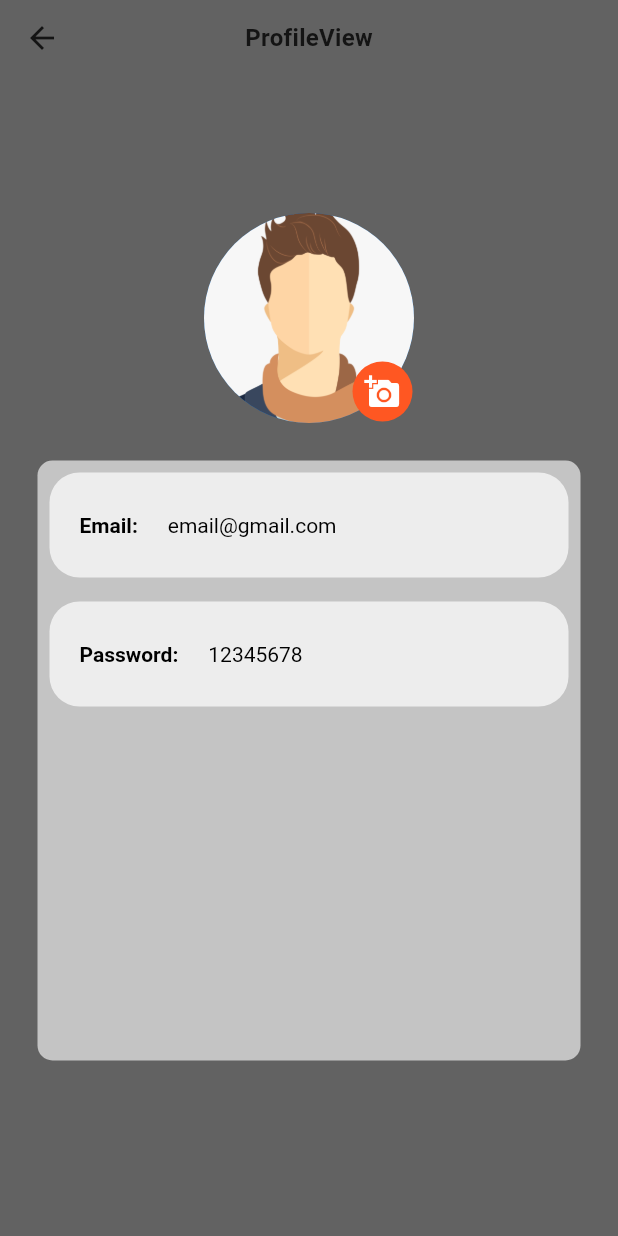
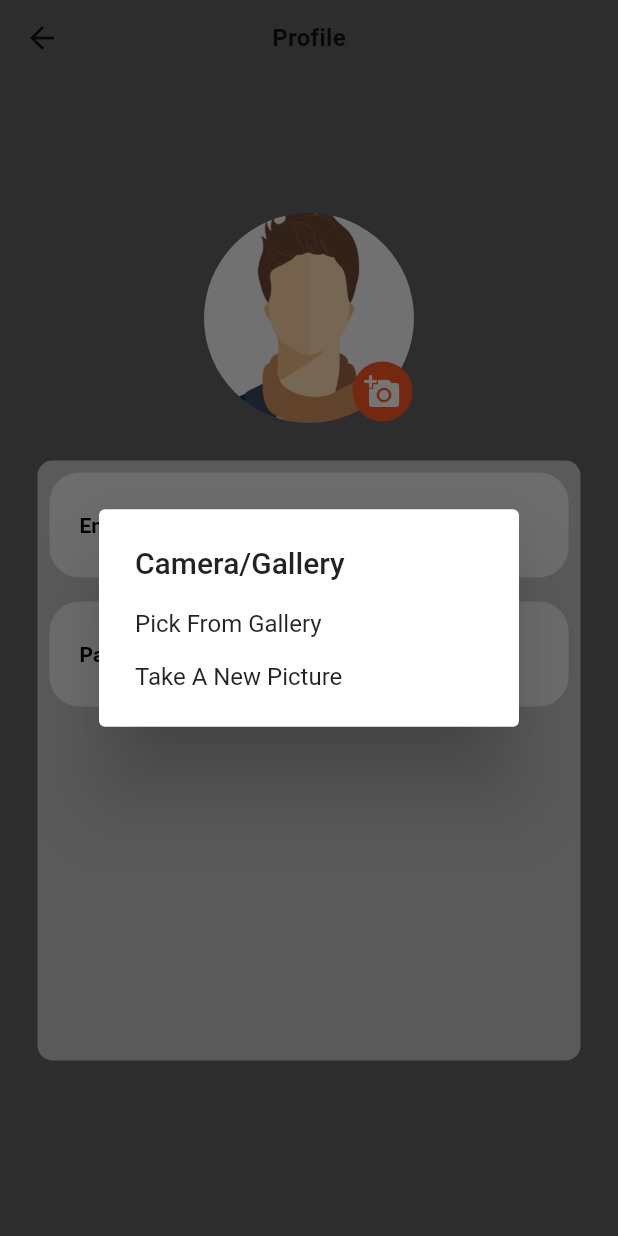
Before and after one commit to fiyakateam/fiyaka-mobile, a Flutter app: the ProfileView screen opened by its route, after a tap on the "add a photo" icon, on a phone screen of 412 x 824 dp. Run offline on Flutter 3.47's test engine with Material 2 defaults, Android fonts, the phone set to English and light mode, and no system bars; our stand-ins replace device_info, dio, get_it, image_picker, shared_preferences, stacked and 1 more; accounts and stored records are empty; Roboto replaces fonts that are missing (OpenSans, SFProDisplay); statements that could not run were skipped.

Commit message:
add Image picker to profile page

```diff
--- a/lib/auth/view/profile/profile_view.dart
+++ b/lib/auth/view/profile/profile_view.dart
@@ -9,7 +9,7 @@ class ProfileView extends ViewModelBuilderWidget<ProfileViewModel> {
   ProfileViewModel viewModelBuilder(BuildContext context) => ProfileViewModel();
 
   @override
-  bool get reactive => false;
+  bool get reactive => true;
 
   @override
   void onViewModelReady(ProfileViewModel model) {}
@@ -58,7 +58,7 @@ class ProfileView extends ViewModelBuilderWidget<ProfileViewModel> {
 
     return Scaffold(
       appBar: MyAppBar(
-        title: 'ProfileView',
+        title: 'Profile',
       ),
       backgroundColor: Color.fromRGBO(98, 98, 98, 1),
       body: Column(
@@ -85,7 +85,7 @@ class ProfileView extends ViewModelBuilderWidget<ProfileViewModel> {
                   height: 40,
                   width: 40,
                   child: GestureDetector(
-                    onTap: () {},
+                    onTap: () => model.changeProfilePic(context),
                     child: Icon(
                       Icons.add_a_photo,
                       color: Colors.white,
@@ -117,8 +117,14 @@ class ProfileView extends ViewModelBuilderWidget<ProfileViewModel> {
                 ),
                 Column(
                   children: [
-                    _infoSection('Email:', 'email@gmail.com'),
-                    _infoSection('Password:', '12345678')
+                    GestureDetector(
+                      onTap: () => model.changeEmail(),
+                      child: _infoSection('Email:', 'email@gmail.com'),
+                    ),
+                    GestureDetector(
+                      onTap: () => model.changePassword(),
+                      child: _infoSection('Password:', '12345678'),
+                    )
                   ],
                 ),
               ],
--- a/lib/auth/view/profile/profile_viewmodel.dart
+++ b/lib/auth/view/profile/profile_viewmodel.dart
@@ -1,3 +1,50 @@
+import 'dart:io';
+
+import 'package:flutter/material.dart';
+import 'package:flutter/widgets.dart';
+import 'package:image_picker/image_picker.dart';
 import 'package:stacked/stacked.dart';
 
-class ProfileViewModel extends BaseViewModel {}
+class ProfileViewModel extends BaseViewModel {
+  File _image;
+  final _picker = ImagePicker();
+  PickedFile _pickedFile;
+
+  Future<void> changeProfilePic(BuildContext context) async {
+    await showDialog(
+        context: context,
+        builder: (BuildContext context) {
+          return SimpleDialog(title: Text('Camera/Gallery'), children: <Widget>[
+            SimpleDialogOption(
+              onPressed: () async {
+                Navigator.pop(context); //close the dialog box
+                _pickedFile =
+                    await _picker.getImage(source: ImageSource.gallery);
+                if (_pickedFile != null) {
+                  _image = File(_pickedFile.path);
+                } else {
+                  print('No image selected.');
+                }
+              },
+              child: const Text('Pick From Gallery'),
+            ),
+            SimpleDialogOption(
+              onPressed: () async {
+                Navigator.pop(context); //close the dialog box
+                _pickedFile =
+                    await _picker.getImage(source: ImageSource.camera);
+              },
+              child: const Text('Take A New Picture'),
+            ),
+          ]);
+        });
+  }
+
+  void changeEmail() {
+    print('email');
+  }
+
+  void changePassword() {
+    print('password');
+  }
+}
--- a/pubspec.yaml
+++ b/pubspec.yaml
@@ -20,6 +20,7 @@ dependencies:
   json_annotation: ^3.1.1
   device_info: ^1.0.0
   shared_preferences: ^0.5.12+4
+  image_picker: ^0.6.7+17
 
   # stacked architecture
   observable_ish: ^2.1.4
```
Also changed, not shown: pubspec.lock, 1 other file.
